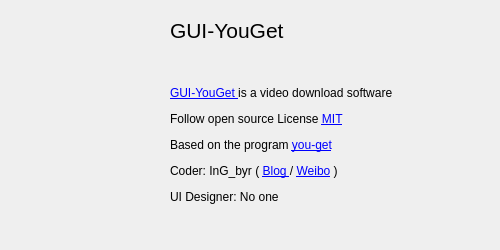
This is app/ui/about_widget.ui in ingbyr/vdm as Qt 5 draws it before an edit. The edited form follows.
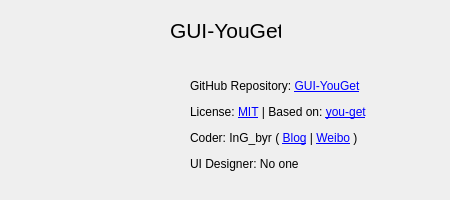
This is the edited form. Icons and pictures are not drawn.

What changed in the file:
```diff
--- a/app/ui/about_widget.ui
+++ b/app/ui/about_widget.ui
@@ -6,8 +6,8 @@
    <rect>
     <x>0</x>
     <y>0</y>
-    <width>500</width>
-    <height>250</height>
+    <width>450</width>
+    <height>200</height>
    </rect>
   </property>
   <property name="windowTitle">
@@ -20,8 +20,8 @@
   <widget class="QLabel" name="label_logo">
    <property name="geometry">
     <rect>
-     <x>10</x>
-     <y>70</y>
+     <x>20</x>
+     <y>60</y>
      <width>131</width>
      <height>121</height>
     </rect>
@@ -36,14 +36,14 @@
   <widget class="QLabel" name="label_info">
    <property name="geometry">
     <rect>
-     <x>170</x>
-     <y>50</y>
-     <width>311</width>
-     <height>191</height>
+     <x>190</x>
+     <y>60</y>
+     <width>231</width>
+     <height>131</height>
     </rect>
    </property>
    <property name="text">
-    <string>&lt;html&gt;&lt;head/&gt;&lt;body&gt;&lt;p&gt;&lt;a href=&quot;https://github.com/ingbyr/GUI-YouGet&quot;&gt;&lt;span style=&quot; text-decoration: underline; color:#0000ff;&quot;&gt;GUI-YouGet &lt;/span&gt;&lt;/a&gt;is a video download software &lt;/p&gt;&lt;p&gt;Follow open source License &lt;a href=&quot;https://raw.githubusercontent.com/ingbyr/GUI-YouGet/master/LICENSE.txt&quot;&gt;&lt;span style=&quot; text-decoration: underline; color:#0000ff;&quot;&gt;MIT&lt;/span&gt;&lt;/a&gt;&lt;/p&gt;&lt;p&gt;Based on the program &lt;a href=&quot;https://github.com/soimort/you-get&quot;&gt;&lt;span style=&quot; text-decoration: underline; color:#0000ff;&quot;&gt;you-get&lt;/span&gt;&lt;/a&gt;&lt;/p&gt;&lt;p&gt;Coder: InG_byr ( &lt;a href=&quot;http://www.ingbyr.tk&quot;&gt;&lt;span style=&quot; text-decoration: underline; color:#0000ff;&quot;&gt;Blog &lt;/span&gt;&lt;/a&gt;/ &lt;a href=&quot;http://www.weibo.com/zwkv5&quot;&gt;&lt;span style=&quot; text-decoration: underline; color:#0000ff;&quot;&gt;Weibo&lt;/span&gt;&lt;/a&gt; )&lt;/p&gt;&lt;p&gt;UI Designer: No one&lt;/p&gt;&lt;/body&gt;&lt;/html&gt;</string>
+    <string>&lt;html&gt;&lt;head/&gt;&lt;body&gt;&lt;p&gt;GitHub Repository:  &lt;a href=&quot;https://github.com/ingbyr/GUI-YouGet&quot;&gt;&lt;span style=&quot; text-decoration: underline; color:#0000ff;&quot;&gt;GUI-YouGet&lt;/span&gt;&lt;/a&gt;&lt;/p&gt;&lt;p&gt;License:  &lt;a href=&quot;https://raw.githubusercontent.com/ingbyr/GUI-YouGet/master/LICENSE.txt&quot;&gt;&lt;span style=&quot; text-decoration: underline; color:#0000ff;&quot;&gt;MIT&lt;/span&gt;&lt;/a&gt;  | Based on:  &lt;a href=&quot;https://github.com/soimort/you-get&quot;&gt;&lt;span style=&quot; text-decoration: underline; color:#0000ff;&quot;&gt;you-get&lt;/span&gt;&lt;/a&gt;&lt;/p&gt;&lt;p&gt;Coder: InG_byr ( &lt;a href=&quot;http://www.ingbyr.tk&quot;&gt;&lt;span style=&quot; text-decoration: underline; color:#0000ff;&quot;&gt;Blog&lt;/span&gt;&lt;/a&gt;  |  &lt;a href=&quot;http://www.weibo.com/zwkv5&quot;&gt;&lt;span style=&quot; text-decoration: underline; color:#0000ff;&quot;&gt;Weibo&lt;/span&gt;&lt;/a&gt; )&lt;/p&gt;&lt;p&gt;UI Designer: No one&lt;/p&gt;&lt;/body&gt;&lt;/html&gt;</string>
    </property>
    <property name="textFormat">
     <enum>Qt::RichText</enum>
@@ -54,7 +54,7 @@
     <rect>
      <x>170</x>
      <y>10</y>
-     <width>121</width>
+     <width>111</width>
      <height>41</height>
     </rect>
    </property>
@@ -76,12 +76,49 @@
   <widget class="QLabel" name="label_version">
    <property name="geometry">
     <rect>
-     <x>309</x>
-     <y>25</y>
+     <x>300</x>
+     <y>20</y>
      <width>131</width>
      <height>20</height>
     </rect>
    </property>
+   <property name="palette">
+    <palette>
+     <active>
+      <colorrole role="Text">
+       <brush brushstyle="SolidPattern">
+        <color alpha="255">
+         <red>121</red>
+         <green>121</green>
+         <blue>121</blue>
+        </color>
+       </brush>
+      </colorrole>
+     </active>
+     <inactive>
+      <colorrole role="Text">
+       <brush brushstyle="SolidPattern">
+        <color alpha="255">
+         <red>121</red>
+         <green>121</green>
+         <blue>121</blue>
+        </color>
+       </brush>
+      </colorrole>
+     </inactive>
+     <disabled>
+      <colorrole role="Text">
+       <brush brushstyle="SolidPattern">
+        <color alpha="255">
+         <red>159</red>
+         <green>158</green>
+         <blue>158</blue>
+        </color>
+       </brush>
+      </colorrole>
+     </disabled>
+    </palette>
+   </property>
    <property name="text">
     <string/>
    </property>
```
